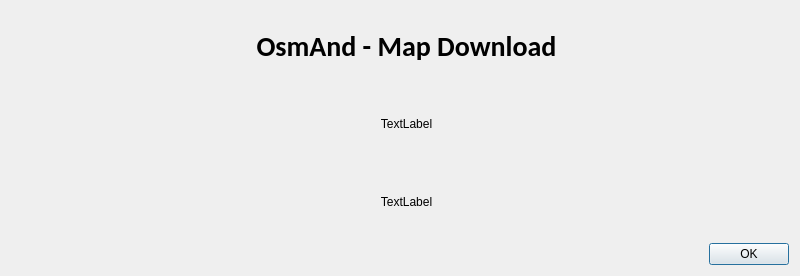
Before: the Qt Designer form gui/about.ui in bousqi/osm-ad, drawn with Qt 5.
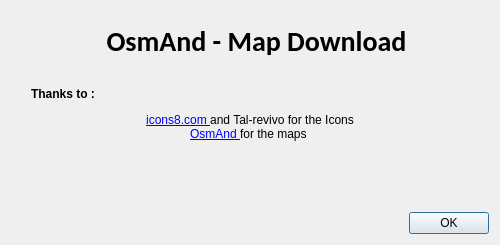
After: the same form once the commit is applied. Icons and pictures are not drawn.

The edit to the form file:
```diff
--- a/gui/about.ui
+++ b/gui/about.ui
@@ -9,8 +9,8 @@
    <rect>
     <x>0</x>
     <y>0</y>
-    <width>800</width>
-    <height>276</height>
+    <width>500</width>
+    <height>245</height>
    </rect>
   </property>
   <property name="sizePolicy">
@@ -21,14 +21,14 @@
   </property>
   <property name="minimumSize">
    <size>
-    <width>800</width>
+    <width>500</width>
     <height>0</height>
    </size>
   </property>
   <property name="maximumSize">
    <size>
-    <width>800</width>
-    <height>276</height>
+    <width>500</width>
+    <height>245</height>
    </size>
   </property>
   <property name="windowTitle">
@@ -43,6 +43,8 @@
   </property>
   <layout class="QVBoxLayout" name="verticalLayout">
    <item>
+    <layout class="QVBoxLayout" name="verticalLayout_3">
+     <item>
     <layout class="QHBoxLayout" name="horizontalLayout">
      <item>
       <widget class="QLabel" name="label">
@@ -67,8 +69,6 @@
       </widget>
      </item>
      <item>
-      <layout class="QVBoxLayout" name="verticalLayout_2">
-       <item>
         <widget class="QLabel" name="label_2">
          <property name="font">
           <font>
@@ -89,20 +89,46 @@
          </property>
         </widget>
        </item>
+      </layout>
+     </item>
+    </layout>
+   </item>
+   <item>
+    <layout class="QHBoxLayout" name="horizontalLayout_2">
+     <property name="leftMargin">
+      <number>20</number>
+     </property>
+     <property name="topMargin">
+      <number>10</number>
+     </property>
+     <property name="rightMargin">
+      <number>20</number>
+     </property>
        <item>
         <widget class="QLabel" name="label_3">
+       <property name="sizePolicy">
+        <sizepolicy hsizetype="Preferred" vsizetype="Minimum">
+         <horstretch>0</horstretch>
+         <verstretch>0</verstretch>
+        </sizepolicy>
+       </property>
          <property name="text">
-          <string>TextLabel</string>
+        <string>&lt;html&gt;&lt;head/&gt;&lt;body&gt;&lt;p&gt;&lt;span style=&quot; font-weight:600;&quot;&gt;Thanks to : &lt;/span&gt;&lt;/p&gt;&lt;p align=&quot;center&quot;&gt;&lt;a href=&quot;https://icons8.com&quot;&gt;&lt;span style=&quot; text-decoration: underline; color:#0000ff;&quot;&gt;icons8.com &lt;/span&gt;&lt;/a&gt;and Tal-revivo for the Icons&lt;br/&gt;&lt;a href=&quot;https://osmand.net/&quot;&gt;&lt;span style=&quot; text-decoration: underline; color:#0000ff;&quot;&gt;OsmAnd &lt;/span&gt;&lt;/a&gt;for the maps &lt;/p&gt;&lt;/body&gt;&lt;/html&gt;</string>
+       </property>
+       <property name="textFormat">
+        <enum>Qt::AutoText</enum>
          </property>
          <property name="alignment">
-          <set>Qt::AlignCenter</set>
-         </property>
-        </widget>
+        <set>Qt::AlignLeading|Qt::AlignLeft|Qt::AlignVCenter</set>
+       </property>
+      </widget>
+     </item>
+    </layout>
        </item>
        <item>
         <widget class="QLabel" name="label_4">
          <property name="text">
-          <string>TextLabel</string>
+      <string/>
          </property>
          <property name="alignment">
           <set>Qt::AlignCenter</set>
@@ -124,10 +150,6 @@
           <set>QDialogButtonBox::Ok</set>
          </property>
         </widget>
-       </item>
-      </layout>
-     </item>
-    </layout>
    </item>
   </layout>
  </widget>
```
Left out of the diff: 2 changed lines with no effect on the pictures. Lines whose indentation alone changed are shown as unchanged.
